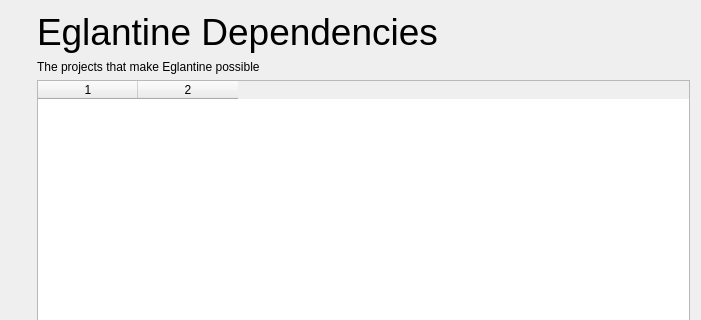
This is src/yuzu/deps_dialog.ui in EddieRicobom/eggcellent as Qt 5 draws it before an edit; both pictures show x 0 to 701 and y 0 to 320 of the 701 by 500 pixel window. The edited form follows.
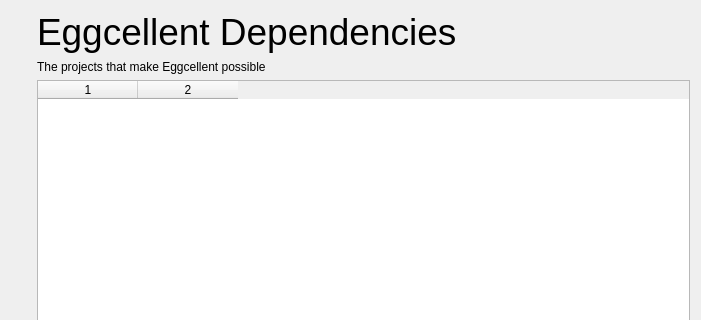
This is the edited form. Icons and pictures are not drawn.

Commit message: Brand the application as Eggcellent

What changed in the file:
```diff
--- a/src/yuzu/deps_dialog.ui
+++ b/src/yuzu/deps_dialog.ui
@@ -69,7 +69,7 @@
           </sizepolicy>
          </property>
          <property name="text">
-          <string>&lt;html&gt;&lt;head/&gt;&lt;body&gt;&lt;p&gt;&lt;span style=&quot; font-size:28pt;&quot;&gt;Eglantine Dependencies&lt;/span&gt;&lt;/p&gt;&lt;/body&gt;&lt;/html&gt;</string>
+          <string>&lt;html&gt;&lt;head/&gt;&lt;body&gt;&lt;p&gt;&lt;span style=&quot; font-size:28pt;&quot;&gt;Eggcellent Dependencies&lt;/span&gt;&lt;/p&gt;&lt;/body&gt;&lt;/html&gt;</string>
          </property>
         </widget>
        </item>
@@ -82,7 +82,7 @@
           </sizepolicy>
          </property>
          <property name="text">
-        <string>&lt;html&gt;&lt;head/&gt;&lt;body&gt;&lt;p&gt;The projects that make Eglantine possible&lt;/p&gt;&lt;/body&gt;&lt;/html&gt;</string>
+        <string>&lt;html&gt;&lt;head/&gt;&lt;body&gt;&lt;p&gt;The projects that make Eggcellent possible&lt;/p&gt;&lt;/body&gt;&lt;/html&gt;</string>
          </property>
         </widget>
        </item>
```
Left out of the diff: 2 changed lines with no effect on the pictures. The commit also changes 16 other files.
